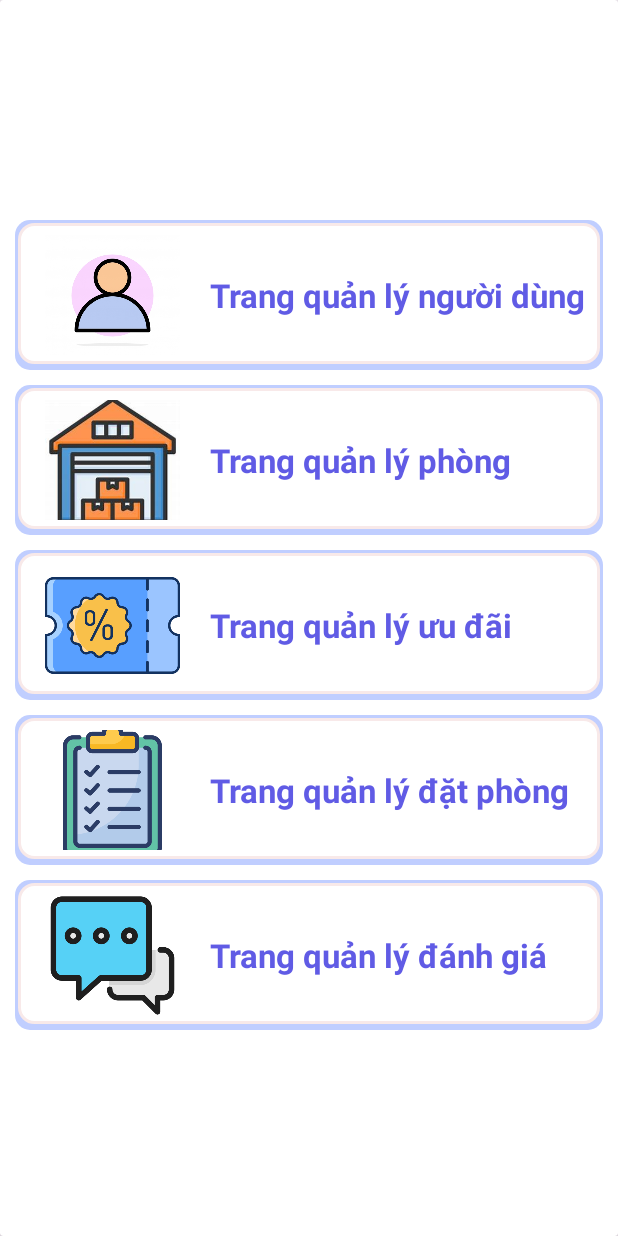
After one commit to leafclover01/moblieProject, an Android app: the homeAdmin screen opened directly, with no data from a screen before it, on a phone screen of 412 x 824 dp. The commit adds this screen. Run offline under Robolectric (Android 15) with nearby library versions, the phone set to English and light mode, and no system bars.

Commit message:
huynh update hom qua

```diff
--- /dev/null
+++ b/app/src/main/java/com/example/appbooking/page/admin/adRoom/quanLyPhong.java
@@ -0,0 +1,26 @@
+package com.example.appbooking.page.admin.adRoom;
+
+import android.os.Bundle;
+
+import androidx.activity.EdgeToEdge;
+import androidx.appcompat.app.AppCompatActivity;
+import androidx.core.graphics.Insets;
+import androidx.core.view.ViewCompat;
+import androidx.core.view.WindowInsetsCompat;
+
+import com.example.appbooking.R;
+
+public class quanLyPhong extends AppCompatActivity {
+
+    @Override
+    protected void onCreate(Bundle savedInstanceState) {
+        super.onCreate(savedInstanceState);
+        EdgeToEdge.enable(this);
+        setContentView(R.layout.activity_quan_ly_phong);
+        ViewCompat.setOnApplyWindowInsetsListener(findViewById(R.id.main), (v, insets) -> {
+            Insets systemBars = insets.getInsets(WindowInsetsCompat.Type.systemBars());
+            v.setPadding(systemBars.left, systemBars.top, systemBars.right, systemBars.bottom);
+            return insets;
+        });
+    }
+}
--- /dev/null
+++ b/app/src/main/java/com/example/appbooking/page/admin/homeAdmin.java
@@ -0,0 +1,77 @@
+package com.example.appbooking.page.admin;
+
+import android.annotation.SuppressLint;
+import android.content.Intent;
+import android.os.Bundle;
+import android.view.View;
+import android.widget.LinearLayout;
+
+import androidx.activity.EdgeToEdge;
+import androidx.appcompat.app.AppCompatActivity;
+import androidx.core.graphics.Insets;
+import androidx.core.view.ViewCompat;
+import androidx.core.view.WindowInsetsCompat;
+
+import com.example.appbooking.R;
+import com.example.appbooking.page.admin.adRoom.quanLyPhong;
+import com.example.appbooking.page.admin.quanLyUser.quanLyUser;
+
+public class homeAdmin extends AppCompatActivity {
+    LinearLayout qlUser, qlPhong, qlDanhGia, qlMa, qlDon;
+    @SuppressLint("MissingInflatedId")
+    @Override
+    protected void onCreate(Bundle savedInstanceState) {
+        super.onCreate(savedInstanceState);
+        EdgeToEdge.enable(this);
+        setContentView(R.layout.activity_home_admin);
+        ViewCompat.setOnApplyWindowInsetsListener(findViewById(R.id.main), (v, insets) -> {
+            Insets systemBars = insets.getInsets(WindowInsetsCompat.Type.systemBars());
+            v.setPadding(systemBars.left, systemBars.top, systemBars.right, systemBars.bottom);
+            return insets;
+        });
+
+        qlUser = findViewById(R.id.qlUser);
+        qlPhong = findViewById(R.id.qlPhong);
+        qlDanhGia = findViewById(R.id.qlDanhGia);
+        qlMa = findViewById(R.id.qlMa);
+        qlDon = findViewById(R.id.qlDon);
+
+        qlUser.setOnClickListener(new View.OnClickListener() {
+            @Override
+            public void onClick(View v) {
+                Intent in1 = new Intent(homeAdmin.this, quanLyUser.class);
+                startActivity(in1);
+            }
+        });
+
+        qlPhong.setOnClickListener(new View.OnClickListener() {
+            @Override
+            public void onClick(View v) {
+                Intent in2 = new Intent(homeAdmin.this, quanLyPhong.class);
+                startActivity(in2);
+            }
+        });
+
+        qlDanhGia.setOnClickListener(new View.OnClickListener() {
+            @Override
+            public void onClick(View v) {
+
+            }
+        });
+
+        qlMa.setOnClickListener(new View.OnClickListener() {
+            @Override
+            public void onClick(View v) {
+
+            }
+        });
+
+        qlDon.setOnClickListener(new View.OnClickListener() {
+            @Override
+            public void onClick(View v) {
+
+            }
+        });
+
+    }
+}
--- /dev/null
+++ b/app/src/main/java/com/example/appbooking/page/admin/quanLyUser/quanLyUser.java
@@ -0,0 +1,26 @@
+package com.example.appbooking.page.admin.quanLyUser;
+
+import android.os.Bundle;
+
+import androidx.activity.EdgeToEdge;
+import androidx.appcompat.app.AppCompatActivity;
+import androidx.core.graphics.Insets;
+import androidx.core.view.ViewCompat;
+import androidx.core.view.WindowInsetsCompat;
+
+import com.example.appbooking.R;
+
+public class quanLyUser extends AppCompatActivity {
+
+    @Override
+    protected void onCreate(Bundle savedInstanceState) {
+        super.onCreate(savedInstanceState);
+        EdgeToEdge.enable(this);
+        setContentView(R.layout.activity_quan_ly_user);
+        ViewCompat.setOnApplyWindowInsetsListener(findViewById(R.id.main), (v, insets) -> {
+            Insets systemBars = insets.getInsets(WindowInsetsCompat.Type.systemBars());
+            v.setPadding(systemBars.left, systemBars.top, systemBars.right, systemBars.bottom);
+            return insets;
+        });
+    }
+}
--- a/app/src/main/java/com/example/appbooking/page/customer/HomeFragment.java
+++ b/app/src/main/java/com/example/appbooking/page/customer/HomeFragment.java
@@ -1,6 +1,7 @@
 // Trang chủ
 package com.example.appbooking.page.customer;
 
+import android.content.Intent;
 import android.os.Bundle;
 
 import androidx.annotation.Nullable;
@@ -13,11 +14,12 @@ import android.widget.Button;
 import android.widget.Toast;
 
 import com.example.appbooking.R;
+import com.example.appbooking.page.admin.homeAdmin;
 
 public class HomeFragment extends Fragment {
 
     //TODO:  Khởi tạo
-    Button a;
+    Button a, btn3;
 
     @Override
     public View onCreateView(LayoutInflater inflater, ViewGroup container,
@@ -28,11 +30,19 @@ public class HomeFragment extends Fragment {
         // TODO:  CODE như bình thường .....
         // Ánh xạ Button từ UI
         a = view.findViewById(R.id.button2);
-
+        btn3 = view.findViewById(R.id.btn3);
         // Thêm sự kiện cho Button
         a.setOnClickListener(v -> {
             // Xử lý khi Button được nhấn
             Toast.makeText(getContext(), "logout!", Toast.LENGTH_SHORT).show();
+        });
+
+        btn3.setOnClickListener(new View.OnClickListener() {
+            @Override
+            public void onClick(View v) {
+                Intent in = new Intent(getContext(), homeAdmin.class);
+                startActivity(in);
+            }
         });
 
         // Trả về view đã được ánh xạ
--- /dev/null
+++ b/app/src/main/res/drawable/border_shadow.xml
@@ -0,0 +1,21 @@
+<?xml version="1.0" encoding="utf-8"?>
+<layer-list xmlns:android="http://schemas.android.com/apk/res/android">
+    <!-- Lớp bóng -->
+    <item>
+        <shape android:shape="rectangle">
+            <solid android:color="@color/brandBlue20" /> <!-- Màu bóng đổ (đen mờ) -->
+            <corners android:radius="10dp" />
+        </shape>
+    </item>
+
+    <!-- Lớp chính -->
+    <item android:top="2dp" android:left="2dp" android:right="2dp" android:bottom="4dp">
+        <shape android:shape="rectangle">
+            <solid android:color="#FFFFFF" /> <!-- Nền của LinearLayout -->
+            <stroke
+                android:width="2dp"
+                android:color="#F8E9E9" /> <!-- Màu viền -->
+            <corners android:radius="10dp" />
+        </shape>
+    </item>
+</layer-list>
--- /dev/null
+++ b/app/src/main/res/layout/activity_home_admin.xml
@@ -0,0 +1,159 @@
+<?xml version="1.0" encoding="utf-8"?>
+<androidx.cardview.widget.CardView
+    xmlns:android="http://schemas.android.com/apk/res/android"
+    xmlns:app="http://schemas.android.com/apk/res-auto"
+    android:layout_marginStart="0dp"
+    android:layout_marginEnd="0dp"
+    android:layout_marginVertical="0dp"
+    app:cardElevation="8dp"
+    android:layout_width="match_parent"
+    android:layout_height="match_parent">
+
+    <RelativeLayout
+        android:id="@+id/main"
+        android:layout_width="match_parent"
+        android:layout_height="wrap_content">
+
+        <LinearLayout
+            android:layout_marginStart="10dp"
+            android:layout_marginEnd="10dp"
+            android:layout_width="match_parent"
+            android:layout_height="match_parent"
+            android:orientation="vertical"
+            android:gravity="center">
+
+            <!-- Layout 1 -->
+            <LinearLayout
+                android:id="@+id/qlUser"
+                android:layout_marginTop="10dp"
+                android:layout_width="match_parent"
+                android:layout_height="100dp"
+                android:background="@drawable/border_shadow"
+                android:orientation="horizontal"
+                android:gravity="center_vertical"
+                android:padding="10dp">
+                <ImageView
+                    android:src="@drawable/anh_user"
+                    android:layout_width="90dp"
+                    android:layout_marginLeft="10dp"
+                    android:layout_height="90dp" />
+                <TextView
+                    android:layout_marginStart="20dp"
+                    android:layout_width="wrap_content"
+                    android:layout_height="wrap_content"
+                    android:text="Trang quản lý người dùng"
+                    android:textStyle="bold"
+                    android:textColor="#605be5"
+                    android:textSize="22sp"
+                    android:gravity="center_vertical" />
+            </LinearLayout>
+
+            <!-- Layout 2 -->
+            <LinearLayout
+                android:id="@+id/qlPhong"
+                android:layout_marginTop="10dp"
+                android:layout_width="match_parent"
+                android:layout_height="100dp"
+                android:background="@drawable/border_shadow"
+                android:orientation="horizontal"
+                android:gravity="center_vertical"
+                android:padding="10dp">
+                <ImageView
+                    android:src="@drawable/anh_phong"
+                    android:layout_width="90dp"
+                    android:layout_marginLeft="10dp"
+                    android:layout_height="90dp" />
+                <TextView
+                    android:layout_marginStart="20dp"
+                    android:layout_width="wrap_content"
+                    android:layout_height="wrap_content"
+                    android:text="Trang quản lý phòng"
+                    android:textStyle="bold"
+                    android:textColor="#605be5"
+                    android:textSize="22sp"
+                    android:gravity="center_vertical" />
+            </LinearLayout>
+
+            <!-- Layout 3 -->
+            <LinearLayout
+                android:id="@+id/qlMa"
+                android:layout_marginTop="10dp"
+                android:layout_width="match_parent"
+                android:layout_height="100dp"
+                android:background="@drawable/border_shadow"
+                android:orientation="horizontal"
+                android:gravity="center_vertical"
+                android:padding="10dp">
+                <ImageView
+                    android:src="@drawable/anh_ma_giam_gia"
+                    android:layout_width="90dp"
+                    android:layout_marginLeft="10dp"
+                    android:layout_height="90dp" />
+                <TextView
+                    android:layout_marginStart="20dp"
+                    android:layout_width="wrap_content"
+                    android:layout_height="wrap_content"
+                    android:text="Trang quản lý ưu đãi"
+                    android:textStyle="bold"
+                    android:textColor="#605be5"
+                    android:textSize="22sp"
+                    android:gravity="center_vertical" />
+            </LinearLayout>
+
+            <!-- Layout 4 -->
+            <LinearLayout
+                android:id="@+id/qlDon"
+                android:layout_marginTop="10dp"
+                android:layout_width="match_parent"
+                android:layout_height="100dp"
+                android:background="@drawable/border_shadow"
+                android:orientation="horizontal"
+                android:gravity="center_vertical"
+                android:padding="10dp">
+                <ImageView
+                    android:src="@drawable/anh_don"
+                    android:layout_width="90dp"
+                    android:layout_marginLeft="10dp"
+                    android:layout_height="90dp" />
+                <TextView
+                    android:layout_marginStart="20dp"
+                    android:layout_width="wrap_content"
+                    android:layout_height="wrap_content"
+                    android:text="Trang quản lý đặt phòng"
+                    android:textStyle="bold"
+                    android:textColor="#605be5"
+                    android:textSize="22sp"
+                    android:gravity="center_vertical" />
+            </LinearLayout>
+
+            <!-- Layout 5 -->
+            <LinearLayout
+                android:id="@+id/qlDanhGia"
+                android:layout_marginTop="10dp"
+                android:layout_width="match_parent"
+                android:layout_height="100dp"
+                android:background="@drawable/border_shadow"
+                android:orientation="horizontal"
+                android:gravity="center_vertical"
+                android:padding="10dp">
+                <ImageView
+                    android:src="@drawable/anh_danh_gia"
+                    android:layout_marginLeft="10dp"
+                    android:layout_width="90dp"
+                    android:layout_height="90dp" />
+                <TextView
+                    android:layout_marginStart="20dp"
+                    android:layout_width="wrap_content"
+                    android:layout_height="wrap_content"
+                    android:text="Trang quản lý đánh giá"
+                    android:textStyle="bold"
+                    android:textColor="#605be5"
+                    android:textSize="22sp"
+                    android:gravity="center_vertical" />
+            </LinearLayout>
+
+        </LinearLayout>
+
+    </RelativeLayout>
+
+</androidx.cardview.widget.CardView>
--- /dev/null
+++ b/app/src/main/res/layout/activity_quan_ly_phong.xml
@@ -0,0 +1,10 @@
+<?xml version="1.0" encoding="utf-8"?>
+<androidx.constraintlayout.widget.ConstraintLayout xmlns:android="http://schemas.android.com/apk/res/android"
+    xmlns:app="http://schemas.android.com/apk/res-auto"
+    xmlns:tools="http://schemas.android.com/tools"
+    android:id="@+id/main"
+    android:layout_width="match_parent"
+    android:layout_height="match_parent"
+    tools:context=".page.admin.adRoom.quanLyPhong">
+
+</androidx.constraintlayout.widget.ConstraintLayout>
--- /dev/null
+++ b/app/src/main/res/layout/activity_quan_ly_user.xml
@@ -0,0 +1,10 @@
+<?xml version="1.0" encoding="utf-8"?>
+<androidx.constraintlayout.widget.ConstraintLayout xmlns:android="http://schemas.android.com/apk/res/android"
+    xmlns:app="http://schemas.android.com/apk/res-auto"
+    xmlns:tools="http://schemas.android.com/tools"
+    android:id="@+id/main"
+    android:layout_width="match_parent"
+    android:layout_height="match_parent"
+    tools:context=".page.admin.quanLyUser.quanLyUser">
+
+</androidx.constraintlayout.widget.ConstraintLayout>
--- a/gradle/libs.versions.toml
+++ b/gradle/libs.versions.toml
@@ -1,5 +1,5 @@
 [versions]
-agp = "8.5.1"
+agp = "8.5.2"
 junit = "4.13.2"
 junitVersion = "1.2.1"
 espressoCore = "3.6.1"
```
Also changed, not shown: app/src/main/AndroidManifest.xml (+11 -2 lines), app/src/main/res/drawable/anh_danh_gia.png (added), app/src/main/res/drawable/anh_don.png (added), app/src/main/res/drawable/anh_ma_giam_gia.png (added), app/src/main/res/drawable/anh_phong.png (added), app/src/main/res/drawable/anh_user.png (added).
